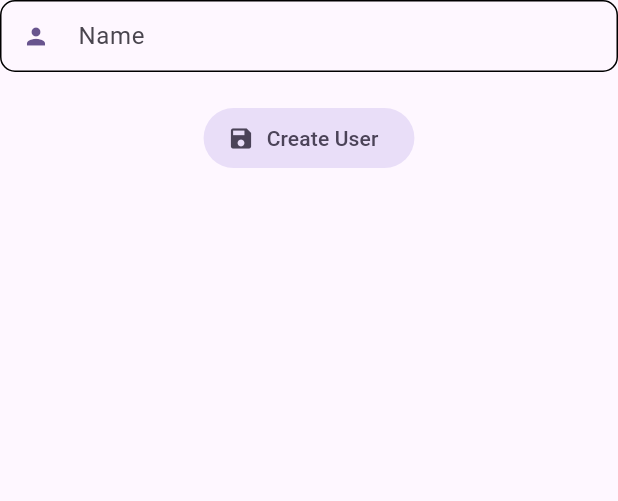
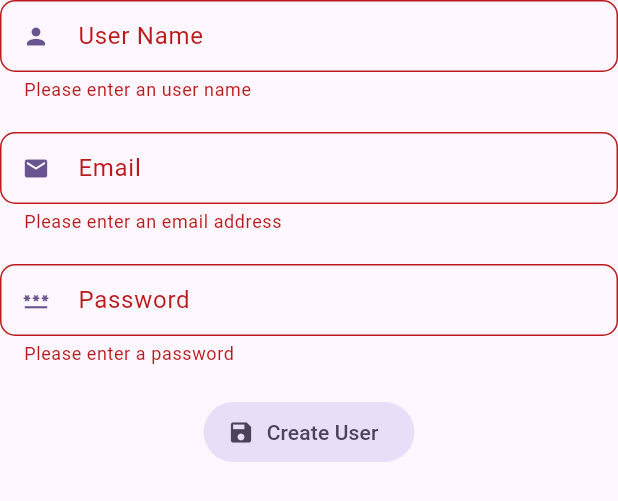
Before and after one commit to reyduar/flutter_forms_app, a Flutter app: the _RegisteForm widget shown alone on an empty page, opened directly, after a tap on "Create User", on a phone screen of 412 x 824 dp. Shown: the top 501 px of the screen. Run offline on Flutter 3.47's test engine with Material 3 defaults, Android fonts, the phone set to English and light mode, and no system bars; our stand-ins replace equatable, flutter_bloc, go_router.

```diff
--- a/lib/presentation/screens/register_screen.dart
+++ b/lib/presentation/screens/register_screen.dart
@@ -43,21 +43,95 @@ class _RegisterView extends StatelessWidget {
   }
 }
 
-class _RegisteForm extends StatelessWidget {
+class _RegisteForm extends StatefulWidget {
   const _RegisteForm({super.key});
+
+  @override
+  State<_RegisteForm> createState() => _RegisteFormState();
+}
+
+class _RegisteFormState extends State<_RegisteForm> {
+  final GlobalKey<FormState> _formKey = GlobalKey();
+  String username = '';
+  String password = '';
+  String email = '';
 
   @override
   Widget build(BuildContext context) {
     return Form(
+        key: _formKey,
         child: Column(
           children: [
-        const CustomTextFormField(
-            label: 'Name', hint: 'Enter your name', icon: Icons.person),
+            CustomTextFormField(
+                onChanged: (value) => username = value,
+                validator: (value) {
+                  if (value == null || value.isEmpty) {
+                    return 'Please enter an user name';
+                  }
+                  if (value.trim().isEmpty) {
+                    return 'User name is a required field';
+                  }
+                  if (value.length < 6) {
+                    return 'Require greater than 6 characters';
+                  }
+                  return null;
+                },
+                label: 'User Name',
+                hint: 'Enter an user name',
+                icon: Icons.person),
+            const SizedBox(
+              height: 20,
+            ),
+            CustomTextFormField(
+                onChanged: (value) => email = value,
+                validator: (value) {
+                  if (value == null || value.isEmpty) {
+                    return 'Please enter an email address';
+                  }
+                  if (value.trim().isEmpty) return 'Email is a required field';
+                  final emailRegExp = RegExp(
+                    r'^[\w-\.]+@([\w-]+\.)+[\w-]{2,4}$',
+                  );
+                  if (!emailRegExp.hasMatch(value)) {
+                    return 'Invalid email address';
+                  }
+                  return null;
+                },
+                label: 'Email',
+                hint: 'Enter your email address',
+                icon: Icons.email),
+            const SizedBox(
+              height: 20,
+            ),
+            CustomTextFormField(
+                onChanged: (value) => password = value,
+                validator: (value) {
+                  if (value == null || value.isEmpty) {
+                    return 'Please enter a password';
+                  }
+                  if (value.trim().isEmpty) {
+                    return 'Password is a required field';
+                  }
+                  if (value.length < 6) {
+                    return 'Require greater than 6 characters';
+                  }
+                  return null;
+                },
+                obscureText: true,
+                label: 'Password',
+                hint: 'Enter password',
+                icon: Icons.password),
             const SizedBox(
               height: 20,
             ),
             FilledButton.tonalIcon(
-            onPressed: () {},
+                onPressed: () {
+                  final isValid = _formKey.currentState!.validate();
+                  if (!isValid) return;
+                  print('Username: $username');
+                  print('Email: $email');
+                  print('Password: $password');
+                },
                 icon: const Icon(Icons.save),
                 label: const Text('Create User')),
           ],
```
Lines whose indentation alone changed are shown as unchanged.
